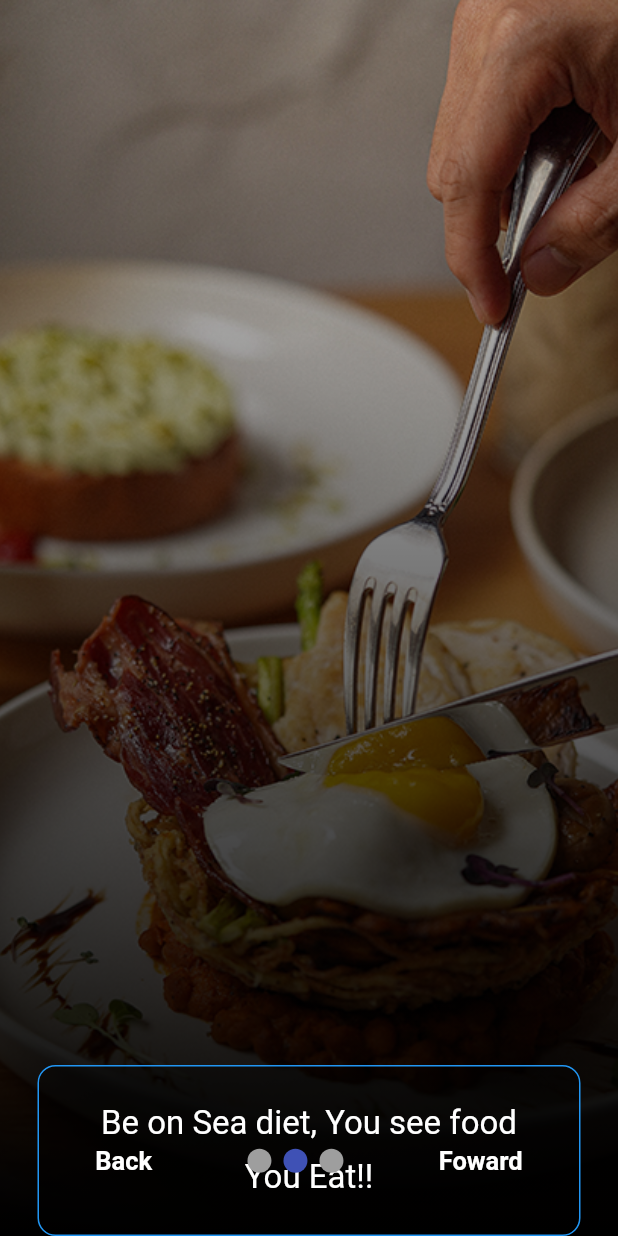
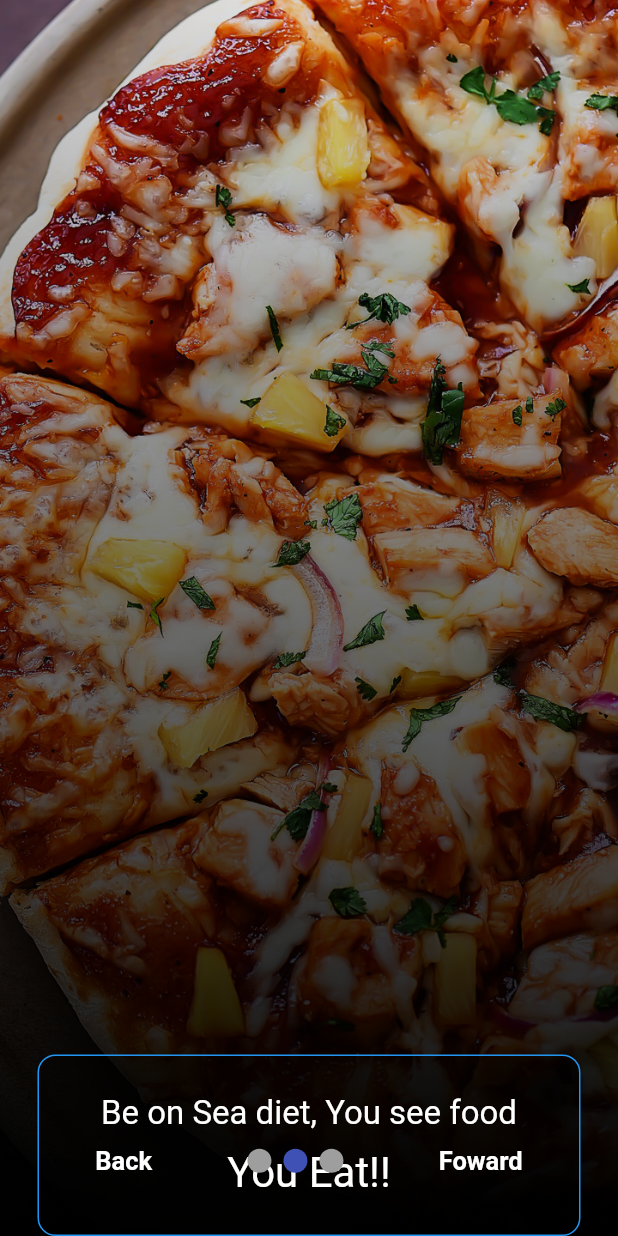
Before and after one commit to OscarNii/Flutter-PizzaApp-, a Flutter app: the screen it shows after launch, swiped to page 2, on a phone screen of 412 x 824 dp. Run offline on Flutter 3.47's test engine with Material 2 defaults, Android fonts, the light colour scheme and no system bars; drawn by our look-alikes of smooth_page_indicator; our stand-ins replace google_fonts; Roboto replaces fonts that are missing (Acme).

Commit message:
Imgs update

```diff
--- a/lib/screens/pages/page1.dart
+++ b/lib/screens/pages/page1.dart
@@ -20,7 +20,7 @@ class Page1 extends StatelessWidget {
           child: Container(
             decoration: const BoxDecoration(
               image: DecorationImage(
-                image: AssetImage('assets/fries.png'),
+                image: AssetImage('assets/big pizza.jpeg'),
                 fit: BoxFit.cover,
               ),
             ),
--- a/lib/screens/pages/page2.dart
+++ b/lib/screens/pages/page2.dart
@@ -20,7 +20,7 @@ class Page2 extends StatelessWidget {
           child: Container(
             decoration: const BoxDecoration(
               image: DecorationImage(
-                image: AssetImage('assets/egg.png'),
+                image: AssetImage('assets/hawai.png'),
                 fit: BoxFit.cover,
               ),
             ),
@@ -66,7 +66,7 @@ class Page2 extends StatelessWidget {
                                 style: GoogleFonts.acme(
                                   textStyle: TextStyle(
                                     color: Colors.white,
-                                    fontSize: 22,
+                                    fontSize: 28,
                                   ),
                                 ),
                               ),
```
Also changed, not shown: assets/big pizza.jpeg (added), assets/big pizzaa.png (added), assets/calendar.png (deleted), assets/egg.png (deleted), assets/food.png (deleted), assets/fries.png (deleted), assets/hawai.png (added).
